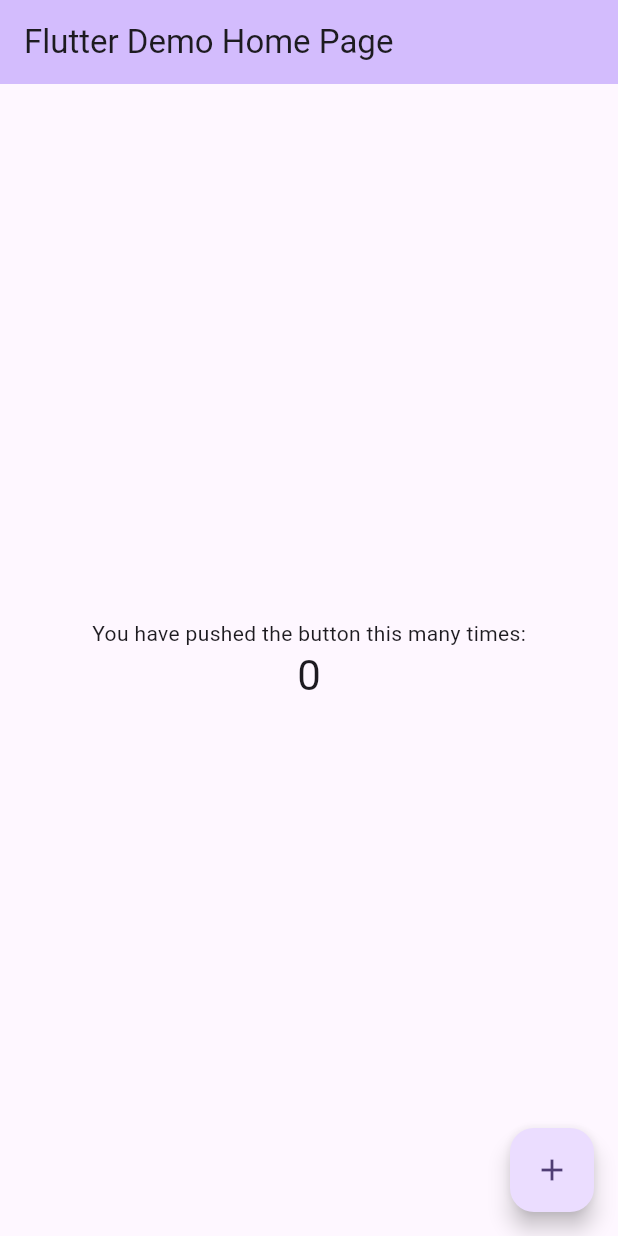
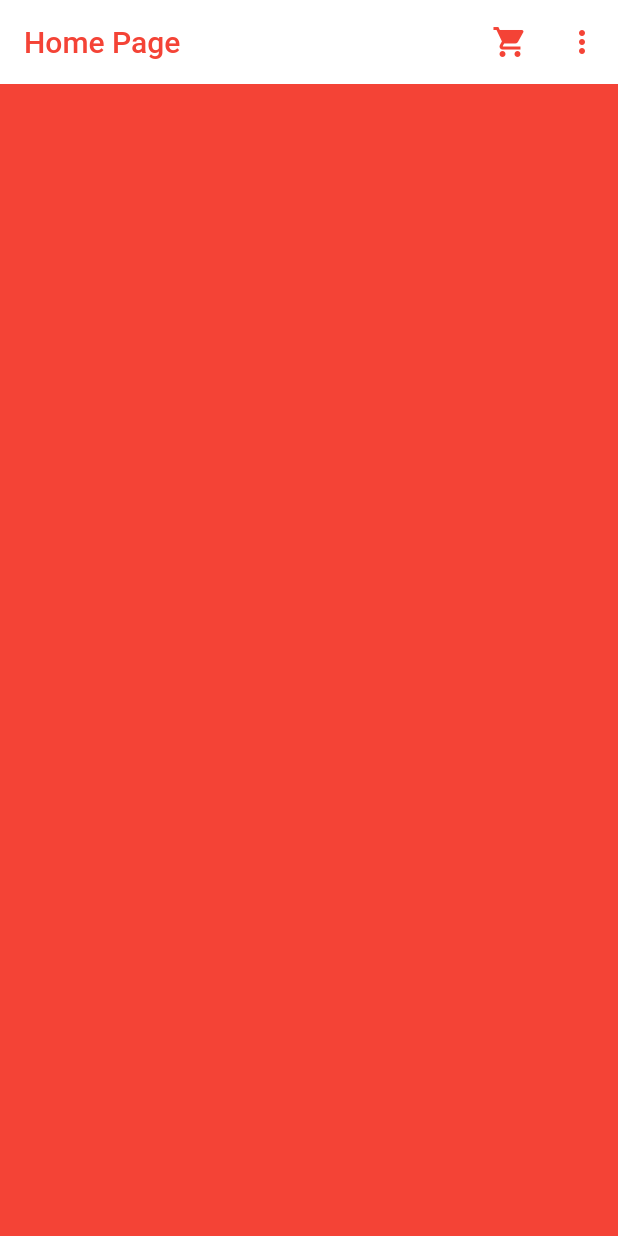
Before and after one commit to XV02/ProyectoMoviles2024-Equipo, a Flutter app: the screen it shows after launch, on a phone screen of 412 x 824 dp. Run offline on Flutter 3.47's test engine with Material 3 defaults, Android fonts, the phone set to English and light mode, and no system bars; our stand-ins replace bloc, equatable.

Commit message:
feat: Added basic background and navbar

```diff
--- a/lib/main.dart
+++ b/lib/main.dart
@@ -1,125 +1,32 @@
 import 'package:flutter/material.dart';
+import 'package:proyecto_final/pages/landing_page.dart';
 
-void main() {
-  runApp(const MyApp());
-}
+void main() => runApp(const MyApp());
 
 class MyApp extends StatelessWidget {
   const MyApp({super.key});
 
-  // This widget is the root of your application.
   @override
   Widget build(BuildContext context) {
     return MaterialApp(
-      title: 'Flutter Demo',
+      title: 'Material App',
+      initialRoute: '/',
+      routes: Map<String, WidgetBuilder>.from({
+        '/': (context) => const LandingPage(),
+      }),
       theme: ThemeData(
-        // This is the theme of your application.
-        //
-        // TRY THIS: Try running your application with "flutter run". You'll see
-        // the application has a purple toolbar. Then, without quitting the app,
-        // try changing the seedColor in the colorScheme below to Colors.green
-        // and then invoke "hot reload" (save your changes or press the "hot
-        // reload" button in a Flutter-supported IDE, or press "r" if you used
-        // the command line to start the app).
-        //
-        // Notice that the counter didn't reset back to zero; the application
-        // state is not lost during the reload. To reset the state, use hot
-        // restart instead.
-        //
-        // This works for code too, not just values: Most code changes can be
-        // tested with just a hot reload.
-        colorScheme: ColorScheme.fromSeed(seedColor: Colors.deepPurple),
-        useMaterial3: true,
+        useMaterial3: false,
+        primaryColor: Colors.white,
+        colorScheme: ColorScheme.fromSeed(
+          seedColor: Colors.red,
+          brightness: Brightness.light,
+        ),
+        appBarTheme: const AppBarTheme(
+          backgroundColor: Colors.white,
+          foregroundColor: Colors.red,
+          shadowColor: Colors.transparent,
+        ),
       ),
-      home: const MyHomePage(title: 'Flutter Demo Home Page'),
     );
   }
 }
-
-class MyHomePage extends StatefulWidget {
-  const MyHomePage({super.key, required this.title});
-
-  // This widget is the home page of your application. It is stateful, meaning
-  // that it has a State object (defined below) that contains fields that affect
-  // how it looks.
-
-  // This class is the configuration for the state. It holds the values (in this
-  // case the title) provided by the parent (in this case the App widget) and
-  // used by the build method of the State. Fields in a Widget subclass are
-  // always marked "final".
-
-  final String title;
-
-  @override
-  State<MyHomePage> createState() => _MyHomePageState();
-}
-
-class _MyHomePageState extends State<MyHomePage> {
-  int _counter = 0;
-
-  void _incrementCounter() {
-    setState(() {
-      // This call to setState tells the Flutter framework that something has
-      // changed in this State, which causes it to rerun the build method below
-      // so that the display can reflect the updated values. If we changed
-      // _counter without calling setState(), then the build method would not be
-      // called again, and so nothing would appear to happen.
-      _counter++;
-    });
-  }
-
-  @override
-  Widget build(BuildContext context) {
-    // This method is rerun every time setState is called, for instance as done
-    // by the _incrementCounter method above.
-    //
-    // The Flutter framework has been optimized to make rerunning build methods
-    // fast, so that you can just rebuild anything that needs updating rather
-    // than having to individually change instances of widgets.
-    return Scaffold(
-      appBar: AppBar(
-        // TRY THIS: Try changing the color here to a specific color (to
-        // Colors.amber, perhaps?) and trigger a hot reload to see the AppBar
-        // change color while the other colors stay the same.
-        backgroundColor: Theme.of(context).colorScheme.inversePrimary,
-        // Here we take the value from the MyHomePage object that was created by
-        // the App.build method, and use it to set our appbar title.
-        title: Text(widget.title),
-      ),
-      body: Center(
-        // Center is a layout widget. It takes a single child and positions it
-        // in the middle of the parent.
-        child: Column(
-          // Column is also a layout widget. It takes a list of children and
-          // arranges them vertically. By default, it sizes itself to fit its
-          // children horizontally, and tries to be as tall as its parent.
-          //
-          // Column has various properties to control how it sizes itself and
-          // how it positions its children. Here we use mainAxisAlignment to
-          // center the children vertically; the main axis here is the vertical
-          // axis because Columns are vertical (the cross axis would be
-          // horizontal).
-          //
-          // TRY THIS: Invoke "debug painting" (choose the "Toggle Debug Paint"
-          // action in the IDE, or press "p" in the console), to see the
-          // wireframe for each widget.
-          mainAxisAlignment: MainAxisAlignment.center,
-          children: <Widget>[
-            const Text(
-              'You have pushed the button this many times:',
-            ),
-            Text(
-              '$_counter',
-              style: Theme.of(context).textTheme.headlineMedium,
-            ),
-          ],
-        ),
-      ),
-      floatingActionButton: FloatingActionButton(
-        onPressed: _incrementCounter,
-        tooltip: 'Increment',
-        child: const Icon(Icons.add),
-      ), // This trailing comma makes auto-formatting nicer for build methods.
-    );
-  }
-}
--- /dev/null
+++ b/lib/pages/landing_page.dart
@@ -0,0 +1,42 @@
+import 'package:flutter/material.dart';
+
+class LandingPage extends StatelessWidget {
+  const LandingPage({
+    super.key,
+  });
+
+  @override
+  Widget build(BuildContext context) {
+    return Scaffold(
+      appBar: LandingAppBar(),
+      body: Container(
+        // Make the container take the full screen and red background
+        color: Colors.red,
+      ),
+    );
+  }
+}
+
+class LandingAppBar extends StatelessWidget implements PreferredSizeWidget {
+  const LandingAppBar({
+    super.key,
+  });
+
+  @override
+  Widget build(BuildContext context) {
+    return AppBar(
+      title: const Text('Home Page'),
+      actions: [
+        IconButton(onPressed: () {}, icon: const Icon(Icons.shopping_cart)),
+        IconButton(
+          //The icon should be three dots
+          icon: const Icon(Icons.more_vert),
+          onPressed: () {},
+        ),
+      ],
+    );
+  }
+
+  @override
+  Size get preferredSize => const Size.fromHeight(kToolbarHeight);
+}
```
Also changed, not shown: lib/shared/widgets/main_nav.dart (added).
